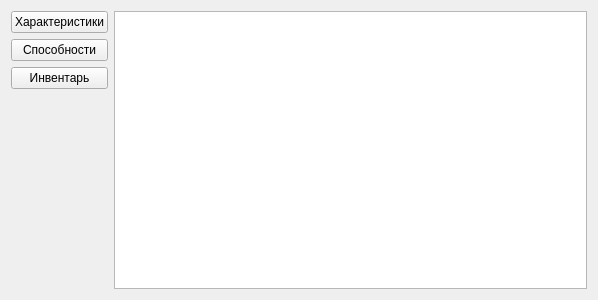
First picture: the form in gui/game_widget.ui, repository Miklene/Arena, before the edit.
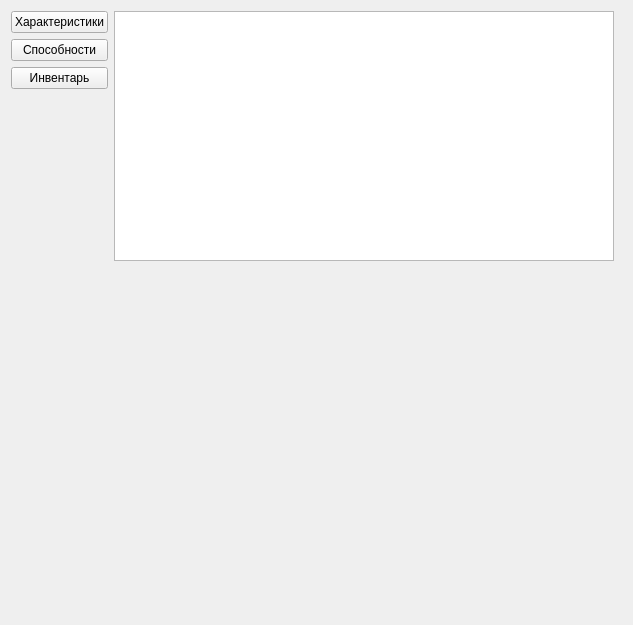
Second picture: the form after the edit.

What changed in the file:
```diff
--- a/gui/game_widget.ui
+++ b/gui/game_widget.ui
@@ -6,19 +6,26 @@
    <rect>
     <x>0</x>
     <y>0</y>
-    <width>598</width>
-    <height>300</height>
+    <width>633</width>
+    <height>625</height>
    </rect>
   </property>
   <property name="windowTitle">
    <string>Игра</string>
   </property>
   <layout class="QGridLayout" name="gridLayout">
-   <item row="1" column="2">
-    <layout class="QVBoxLayout" name="layout_choice_buttons"/>
-   </item>
-   <item row="0" column="2">
-    <widget class="QPlainTextEdit" name="log"/>
+   <item row="0" column="4">
+    <spacer name="horizontalSpacer">
+     <property name="orientation">
+      <enum>Qt::Horizontal</enum>
+     </property>
+     <property name="sizeHint" stdset="0">
+      <size>
+       <width>40</width>
+       <height>20</height>
+      </size>
+     </property>
+    </spacer>
    </item>
    <item row="0" column="0">
     <layout class="QVBoxLayout" name="verticalLayout">
@@ -58,7 +65,43 @@
      </item>
     </layout>
    </item>
-   <item row="0" column="1">
+   <item row="0" column="2">
+    <layout class="QVBoxLayout" name="verticalLayout_2">
+     <item>
+      <widget class="QPlainTextEdit" name="log">
+       <property name="minimumSize">
+        <size>
+         <width>500</width>
+         <height>250</height>
+        </size>
+       </property>
+       <property name="maximumSize">
+        <size>
+         <width>500</width>
+         <height>250</height>
+        </size>
+       </property>
+      </widget>
+     </item>
+     <item>
+      <layout class="QVBoxLayout" name="layout_choice_buttons"/>
+     </item>
+     <item>
+      <spacer name="verticalSpacer_2">
+       <property name="orientation">
+        <enum>Qt::Vertical</enum>
+       </property>
+       <property name="sizeHint" stdset="0">
+        <size>
+         <width>20</width>
+         <height>40</height>
+        </size>
+       </property>
+      </spacer>
+     </item>
+    </layout>
+   </item>
+   <item row="0" column="3">
     <layout class="QVBoxLayout" name="widget_container"/>
    </item>
   </layout>
```
